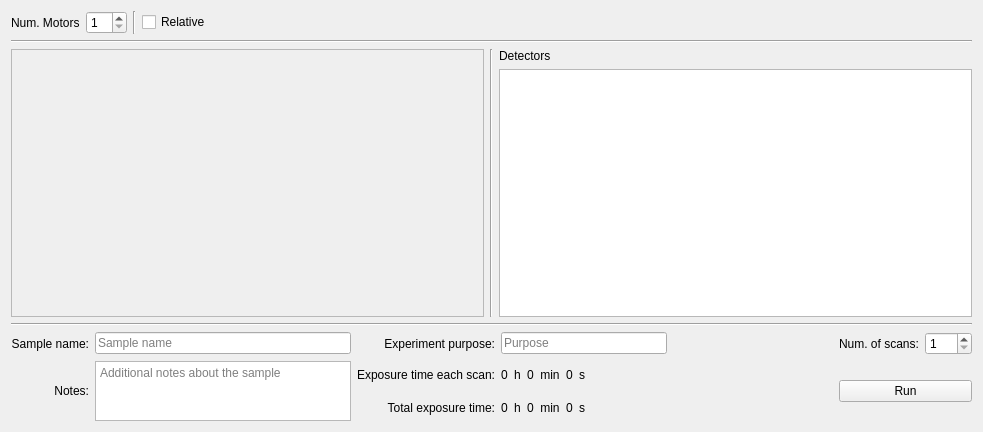
The window that src/firefly/plans/grid_scan.ui (spc-group/haven) describes before a commit, drawn with Qt 5.
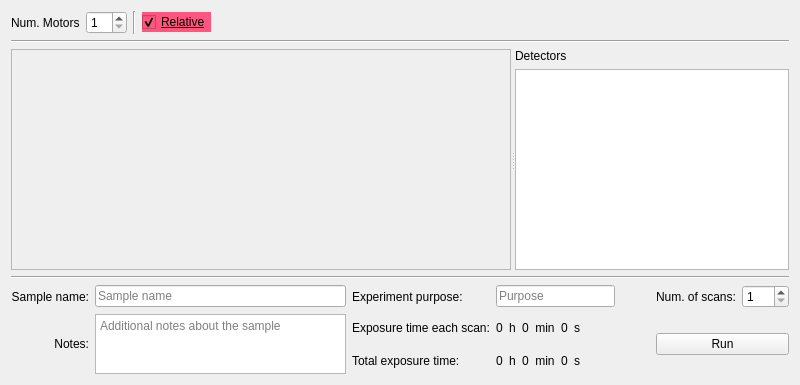
The same window after the commit. Custom widgets are drawn as their Qt base class.

Commit message: add splitters and backgournd colors to relative checkbox, adjusted formats

Diff of the .ui file:
```diff
--- a/src/firefly/plans/grid_scan.ui
+++ b/src/firefly/plans/grid_scan.ui
@@ -6,8 +6,8 @@
    <rect>
     <x>0</x>
     <y>0</y>
-    <width>983</width>
-    <height>432</height>
+    <width>800</width>
+    <height>385</height>
    </rect>
   </property>
   <property name="windowTitle">
@@ -65,9 +65,16 @@
        </item>
        <item>
         <widget class="QCheckBox" name="relative_scan_checkbox">
+         <property name="styleSheet">
+          <string notr="true">background-color: rgb(255, 85, 127);
+text-decoration: underline;</string>
+         </property>
          <property name="text">
           <string>Relative</string>
          </property>
+         <property name="checked">
+          <bool>true</bool>
+         </property>
         </widget>
        </item>
        <item>
@@ -88,20 +95,30 @@
      <item row="2" column="0">
       <layout class="QHBoxLayout" name="horizontalLayout_7">
        <item>
-        <widget class="QScrollArea" name="scrollArea">
+        <widget class="QSplitter" name="splitter">
+         <property name="orientation">
+          <enum>Qt::Horizontal</enum>
+         </property>
+         <widget class="QScrollArea" name="scrollArea_2">
+          <property name="minimumSize">
+           <size>
+            <width>500</width>
+            <height>0</height>
+           </size>
+          </property>
          <property name="widgetResizable">
           <bool>true</bool>
          </property>
-         <widget class="QWidget" name="scrollAreaWidgetContents">
+          <widget class="QWidget" name="scrollAreaWidgetContents_2">
           <property name="geometry">
            <rect>
             <x>0</x>
             <y>0</y>
-            <width>471</width>
-            <height>215</height>
-           </rect>
-          </property>
-          <layout class="QVBoxLayout" name="verticalLayout_4">
+             <width>498</width>
+             <height>207</height>
+            </rect>
+           </property>
+           <layout class="QVBoxLayout" name="verticalLayout_7">
            <item>
             <layout class="QVBoxLayout" name="title_layout">
              <property name="topMargin">
@@ -138,18 +155,10 @@
           </layout>
          </widget>
         </widget>
-       </item>
+         <widget class="QWidget" name="layoutWidget">
+          <layout class="QVBoxLayout" name="verticalLayout_8">
        <item>
-        <widget class="Line" name="line_5">
-         <property name="orientation">
-          <enum>Qt::Vertical</enum>
-         </property>
-        </widget>
-       </item>
-       <item>
-        <layout class="QVBoxLayout" name="verticalLayout_3">
-         <item>
-          <widget class="QLabel" name="detectors_label">
+            <widget class="QLabel" name="detectors_label_2">
            <property name="sizePolicy">
             <sizepolicy hsizetype="Fixed" vsizetype="Preferred">
              <horstretch>0</horstretch>
@@ -172,6 +181,8 @@
           </widget>
          </item>
         </layout>
+         </widget>
+        </widget>
        </item>
       </layout>
      </item>
@@ -190,7 +201,7 @@
           <string>Experiment purpose:</string>
          </property>
          <property name="alignment">
-          <set>Qt::AlignRight|Qt::AlignTrailing|Qt::AlignVCenter</set>
+          <set>Qt::AlignLeading|Qt::AlignLeft|Qt::AlignVCenter</set>
          </property>
         </widget>
        </item>
@@ -235,7 +246,7 @@
             <string>Exposure time each scan:</string>
            </property>
            <property name="alignment">
-            <set>Qt::AlignRight|Qt::AlignTrailing|Qt::AlignVCenter</set>
+            <set>Qt::AlignLeading|Qt::AlignLeft|Qt::AlignVCenter</set>
            </property>
           </widget>
          </item>
@@ -248,7 +259,7 @@
             <string>Total exposure time:</string>
            </property>
            <property name="alignment">
-            <set>Qt::AlignRight|Qt::AlignTrailing|Qt::AlignVCenter</set>
+            <set>Qt::AlignLeading|Qt::AlignLeft|Qt::AlignVCenter</set>
            </property>
           </widget>
          </item>
```
Left out of the diff: 18 changed lines with no effect on the pictures. Lines whose indentation alone changed are shown as unchanged. The commit also changes 1 other file.
